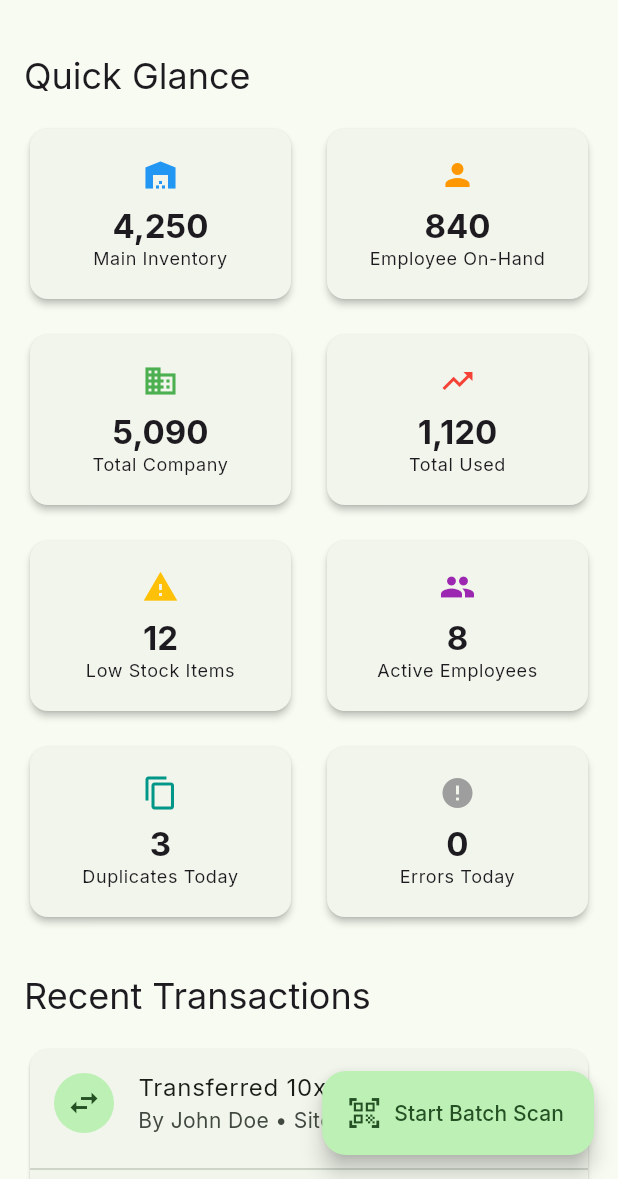
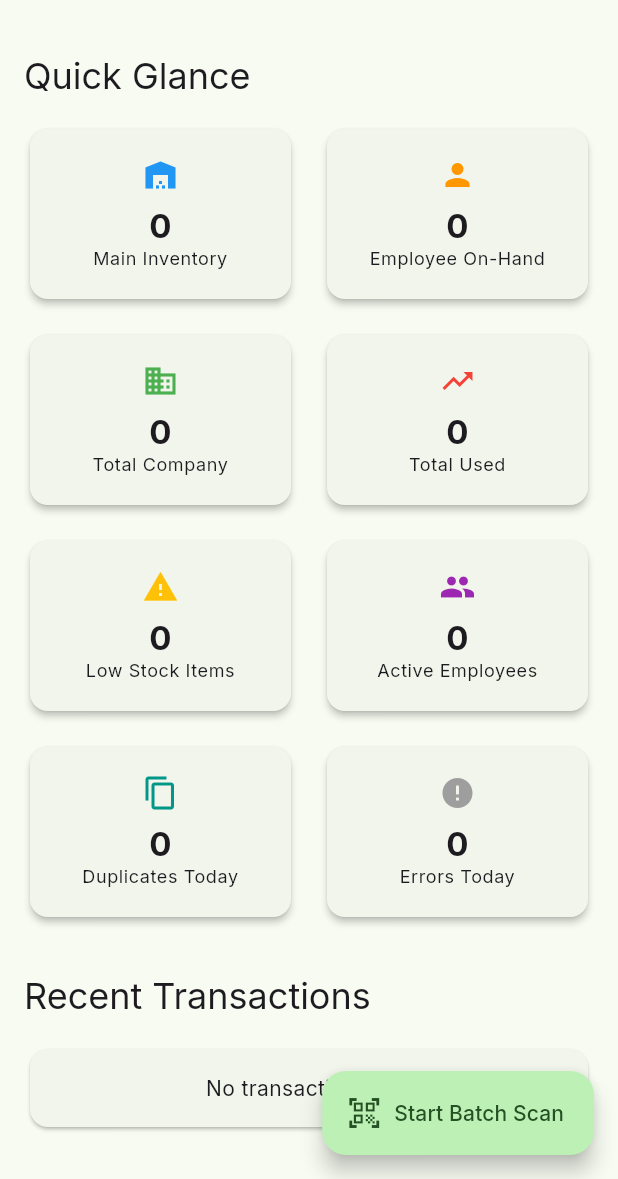
Before and after one commit to nahalewski/EXInventory, a Flutter app: the AdminDashboard screen opened directly, on a phone screen of 412 x 824 dp, the part 57-1236 px from its top. Run offline on Flutter 3.47's test engine with Material 3 defaults, Android fonts, the phone set to English and light mode, and no system bars; our stand-ins replace csv, flutter_riverpod, google_fonts, hive, hive_flutter; missing offline and left inert: dart:html, mobile_scanner; accounts and stored records are empty.

Commit message:
Remove mock inventory and replace with real data providers

```diff
--- a/lib/providers/providers.dart
+++ b/lib/providers/providers.dart
@@ -6,6 +6,10 @@ import '../services/duplicate_service.dart';
 import '../services/csv_service.dart';
 import '../models/user_session.dart';
 import '../models/app_settings.dart';
+import '../models/inventory_item.dart';
+import '../models/employee_inventory.dart';
+import '../models/transaction.dart';
+import '../models/duplicate_scan.dart';
 
 // Repositories
 final inventoryRepoProvider = Provider<IInventoryRepository>((ref) => LocalInventoryRepository());
@@ -46,3 +50,9 @@ final sessionLoaderProvider = FutureProvider<UserSession?>((ref) async {
   ref.read(currentUserProvider.notifier).state = session;
   return session;
 });
+
+// Data providers
+final allInventoryProvider = FutureProvider<List<InventoryItem>>((ref) => ref.watch(inventoryRepoProvider).getAll());
+final allEmployeeInventoryProvider = FutureProvider<List<EmployeeInventoryBalance>>((ref) => ref.watch(employeeRepoProvider).getAll());
+final allTransactionsProvider = FutureProvider<List<InventoryTransaction>>((ref) => ref.watch(transactionRepoProvider).getAll());
+final allDuplicatesProvider = FutureProvider<List<DuplicateScanEvent>>((ref) => ref.watch(duplicateRepoProvider).getAll());
--- a/lib/screens/admin/admin_dashboard.dart
+++ b/lib/screens/admin/admin_dashboard.dart
@@ -14,7 +14,10 @@ class AdminDashboard extends ConsumerWidget {
 
   @override
   Widget build(BuildContext context, WidgetRef ref) {
-    final user = ref.watch(currentUserProvider);
+    final inventoryAsync = ref.watch(allInventoryProvider);
+    final employeeInvAsync = ref.watch(allEmployeeInventoryProvider);
+    final transactionsAsync = ref.watch(allTransactionsProvider);
+    final duplicatesAsync = ref.watch(allDuplicatesProvider);
 
     return Scaffold(
       appBar: AppBar(
@@ -34,7 +37,14 @@ class AdminDashboard extends ConsumerWidget {
         ],
       ),
       drawer: _buildDrawer(context),
-      body: SingleChildScrollView(
+      body: RefreshIndicator(
+        onRefresh: () async {
+          ref.invalidate(allInventoryProvider);
+          ref.invalidate(allEmployeeInventoryProvider);
+          ref.invalidate(allTransactionsProvider);
+          ref.invalidate(allDuplicatesProvider);
+        },
+        child: SingleChildScrollView(
           padding: const EdgeInsets.all(16),
           child: Column(
             crossAxisAlignment: CrossAxisAlignment.start,
@@ -52,14 +62,14 @@ class AdminDashboard extends ConsumerWidget {
                 crossAxisSpacing: 16,
                 childAspectRatio: 1.5,
                 children: [
-                _buildStatCard(context, 'Main Inventory', '4,250', Icons.warehouse, Colors.blue),
-                _buildStatCard(context, 'Employee On-Hand', '840', Icons.person, Colors.orange),
-                _buildStatCard(context, 'Total Company', '5,090', Icons.business, Colors.green),
-                _buildStatCard(context, 'Total Used', '1,120', Icons.trending_up, Colors.red),
-                _buildStatCard(context, 'Low Stock Items', '12', Icons.warning, Colors.amber),
-                _buildStatCard(context, 'Active Employees', '8', Icons.people, Colors.purple),
-                _buildStatCard(context, 'Duplicates Today', '3', Icons.copy, Colors.teal),
-                _buildStatCard(context, 'Errors Today', '0', Icons.error, Colors.grey),
+                  _buildAsyncStatCard(context, 'Main Inventory', inventoryAsync, (items) => items.fold(0.0, (sum, i) => sum + i.mainQuantity).toStringAsFixed(0), Icons.warehouse, Colors.blue),
+                  _buildAsyncStatCard(context, 'Employee On-Hand', employeeInvAsync, (items) => items.fold(0.0, (sum, i) => sum + i.quantityOnHand).toStringAsFixed(0), Icons.person, Colors.orange),
+                  _buildAsyncStatCard(context, 'Total Company', inventoryAsync, (items) => items.fold(0.0, (sum, i) => sum + i.totalCompanyQuantity).toStringAsFixed(0), Icons.business, Colors.green),
+                  _buildAsyncStatCard(context, 'Total Used', inventoryAsync, (items) => items.fold(0.0, (sum, i) => sum + i.totalUsed).toStringAsFixed(0), Icons.trending_up, Colors.red),
+                  _buildAsyncStatCard(context, 'Low Stock Items', inventoryAsync, (items) => items.where((i) => i.mainQuantity <= i.lowStockThreshold).length.toString(), Icons.warning, Colors.amber),
+                  _buildAsyncStatCard(context, 'Active Employees', employeeInvAsync, (items) => items.map((i) => i.normalizedEmployeeName).toSet().length.toString(), Icons.people, Colors.purple),
+                  _buildAsyncStatCard(context, 'Duplicates Today', duplicatesAsync, (items) => items.length.toString(), Icons.copy, Colors.teal),
+                  _buildAsyncStatCard(context, 'Errors Today', transactionsAsync, (items) => '0', Icons.error, Colors.grey),
                 ],
               ),
               const SizedBox(height: 32),
@@ -68,8 +78,13 @@ class AdminDashboard extends ConsumerWidget {
                 style: Theme.of(context).textTheme.headlineSmall,
               ),
               const SizedBox(height: 16),
-            _buildRecentTransactions(context),
+              transactionsAsync.when(
+                data: (txs) => _buildRecentTransactions(context, txs),
+                loading: () => const Center(child: CircularProgressIndicator()),
+                error: (e, _) => Text('Error: $e'),
+              ),
             ],
+          ),
         ),
       ),
       floatingActionButton: FloatingActionButton.extended(
@@ -84,6 +99,21 @@ class AdminDashboard extends ConsumerWidget {
     );
   }
 
+  Widget _buildAsyncStatCard<T>(
+    BuildContext context,
+    String title,
+    AsyncValue<T> asyncValue,
+    String Function(T) formatter,
+    IconData icon,
+    Color color,
+  ) {
+    return asyncValue.when(
+      data: (data) => _buildStatCard(context, title, formatter(data), icon, color),
+      loading: () => _buildStatCard(context, title, '...', icon, color),
+      error: (_, __) => _buildStatCard(context, title, 'Err', icon, color),
+    );
+  }
+
   Widget _buildStatCard(BuildContext context, String title, String value, IconData icon, Color color) {
     return Card(
       elevation: 2,
@@ -94,7 +124,12 @@ class AdminDashboard extends ConsumerWidget {
           children: [
             Icon(icon, color: color),
             const SizedBox(height: 8),
-            Text(value, style: Theme.of(context).textTheme.titleLarge?.copyWith(fontWeight: FontWeight.bold)),
+            FittedBox(
+              child: Text(
+                value,
+                style: Theme.of(context).textTheme.titleLarge?.copyWith(fontWeight: FontWeight.bold),
+              ),
+            ),
             Text(title, textAlign: TextAlign.center, style: Theme.of(context).textTheme.bodySmall),
           ],
         ),
@@ -102,19 +137,24 @@ class AdminDashboard extends ConsumerWidget {
     );
   }
 
-  Widget _buildRecentTransactions(BuildContext context) {
+  Widget _buildRecentTransactions(BuildContext context, List txs) {
+    if (txs.isEmpty) {
+      return const Card(child: Padding(padding: EdgeInsets.all(16), child: Center(child: Text('No transactions yet.'))));
+    }
+    final recentTxs = txs.take(5).toList();
     return Card(
       child: ListView.separated(
         shrinkWrap: true,
         physics: const NeverScrollableScrollPhysics(),
-        itemCount: 5,
+        itemCount: recentTxs.length,
         separatorBuilder: (_, __) => const Divider(),
         itemBuilder: (context, index) {
+          final tx = recentTxs[index];
           return ListTile(
             leading: const CircleAvatar(child: Icon(Icons.swap_horiz)),
-            title: Text('Transferred 10x Item $index'),
-            subtitle: Text('By John Doe • Site A • ${DateFormat('jm').format(DateTime.now())}'),
-            trailing: const Icon(Icons.chevron_right),
+            title: Text('${tx.action.name.toUpperCase()}: ${tx.itemName}'),
+            subtitle: Text('By ${tx.userName} • ${tx.siteName ?? "N/A"} • ${DateFormat('jm').format(tx.timestamp)}'),
+            trailing: Text(tx.quantityChanged.toStringAsFixed(0)),
           );
         },
       ),
```
Also changed, not shown: lib/screens/user/user_dashboard.dart (+49 -9 lines). Lines whose indentation alone changed are shown as unchanged.
